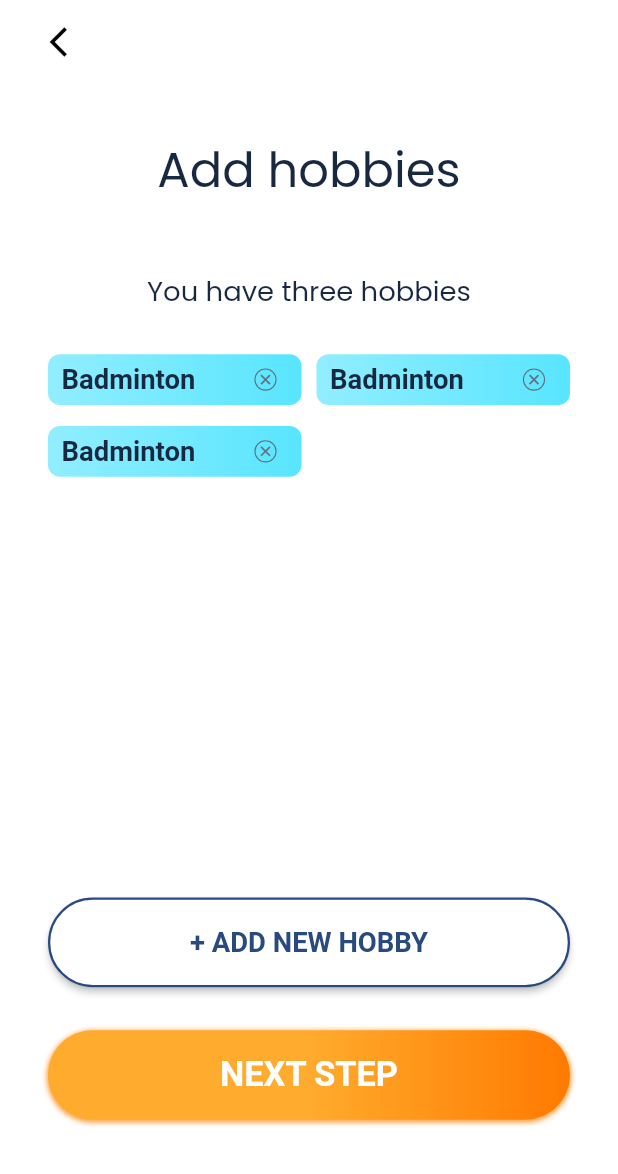
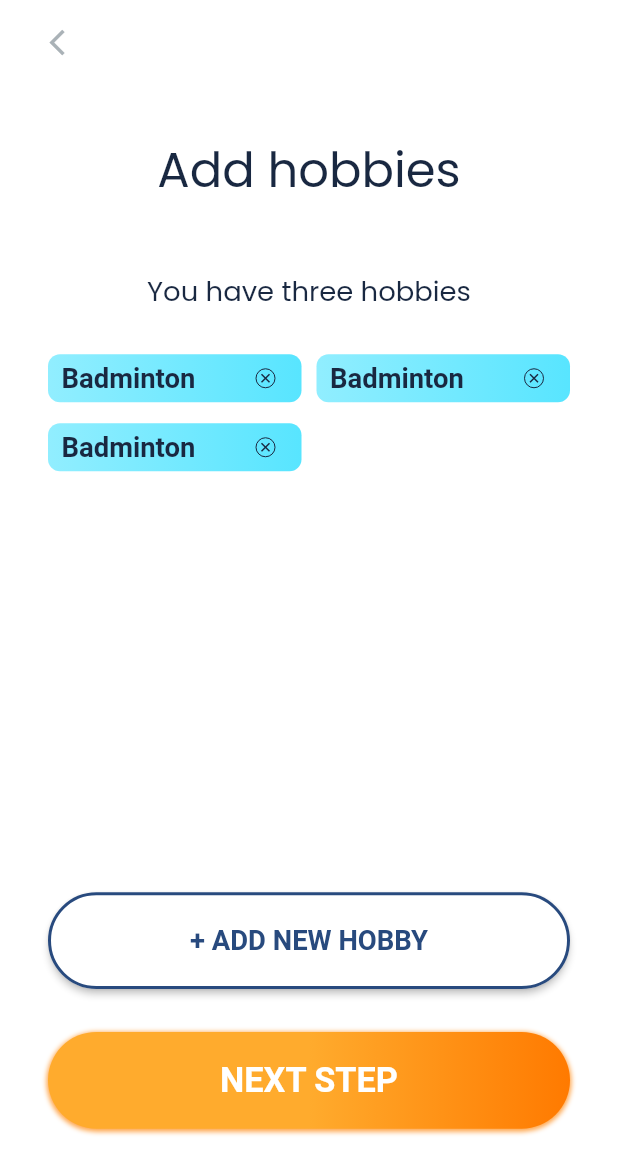
Before and after one commit to RitutoshAeologic/buddee_ui, a Flutter app: the AddedHobbies screen opened directly, on a phone screen of 412 x 824 dp. Shown: the top 1174 px of the screen. Run offline on Flutter 3.47's test engine with Material 2 defaults, Android fonts, the phone set to English and light mode, and no system bars; our stand-ins replace camera, flutter_screenutil, flutter_svg, get, image_picker, toggle_switch; Roboto replaces fonts that are missing (PoppinsR); project files that could hold a hidden picture were left out.

Commit message:
buddee ui

```diff
--- a/lib/core/constants/font_constants.dart
+++ b/lib/core/constants/font_constants.dart
@@ -16,7 +16,7 @@ class AppStrings {
   static const String newpasswordText                     = 'New Password';
   static const String confirmpasswordText              = 'Confirm Password';
   static const String enterPasswordText                = 'Enter your password';
-  static const String forgetPasswordText               = 'Forget your password?';
+  static const String forgetPasswordText               = 'Forgot your password?';
   static const String orWithText                       = '  Or with  ';
   static const String googleSignInText                 = 'Sign in with Google';
   static const String facebookSignInText               = 'Sign in with Facebook';
--- a/lib/core/constants/font_style.dart
+++ b/lib/core/constants/font_style.dart
@@ -69,7 +69,7 @@ class AppTextStyle {
   static TextStyle lightgreytext = TextStyle(
       fontSize: 16.sp,
       fontWeight: FontWeight.w400,
-      fontFamily: 'Poppins',
+      fontFamily: 'PoppinsR',
       color: AppColors.lightgreyTextColor
   );
 
--- a/lib/core/ui/add_hobbies.dart
+++ b/lib/core/ui/add_hobbies.dart
@@ -35,7 +35,7 @@ class _AddHobbiesState extends State<AddHobbies> {
         leading: Padding(
           padding:  EdgeInsets.only(left: 25.06,),
           child: IconButton(
-            onPressed: (){Get.back();},icon:Icon(Icons.arrow_back_ios,color: AppColors.black,) ,
+            onPressed: (){Get.back();},icon:Icon(Icons.arrow_back_ios,color: AppColors.backarrow,size: 18.r) ,
           )
         ),
         backgroundColor: AppColors.white,
--- a/lib/core/ui/add_new_hobby.dart
+++ b/lib/core/ui/add_new_hobby.dart
@@ -31,7 +31,7 @@ class _AddNewHobbieState extends State<AddNewHobbie> {
         leading: Padding(
           padding:  EdgeInsets.only(left: 25.06,),
           child: IconButton(
-            onPressed: (){Get.back();},icon:Icon(Icons.arrow_back_ios,color: AppColors.black,) ,
+            onPressed: (){Get.back();},icon:Icon(Icons.arrow_back_ios,color: AppColors.backarrow,size: 18.r) ,
           )
         ),
         backgroundColor: AppColors.white,
@@ -120,7 +120,7 @@ class _AddNewHobbieState extends State<AddNewHobbie> {
               Padding(
                 padding: const EdgeInsets.only(left:16.0,right: 14),
                 child: MaterialButtonBox(title: AppStrings.nextstepText, onTap: (){
-                  Get.to(AddedHobbies());
+                  Get.to(()=>AddedHobbies());
                 }),
               )
 
--- a/lib/core/ui/add_photo.dart
+++ b/lib/core/ui/add_photo.dart
@@ -65,7 +65,7 @@ class _AddPhotoState extends State<AddPhoto> {
         leading: Padding(
           padding:  EdgeInsets.only(left: 25.06,),
           child: IconButton(
-            onPressed: (){Get.back();},icon:Icon(Icons.arrow_back_ios,color: AppColors.black,) ,
+            onPressed: (){Get.back();},icon:Icon(Icons.arrow_back_ios,color: AppColors.backarrow,size: 18.r) ,
           )
         ),
         backgroundColor: AppColors.white,
--- a/lib/core/ui/added_hobby_list.dart
+++ b/lib/core/ui/added_hobby_list.dart
@@ -32,13 +32,14 @@ class _AddedHobbiesState extends State<AddedHobbies> {
         leading: Padding(
           padding:  EdgeInsets.only(left: 25.06,),
           child: IconButton(
-            onPressed: (){Get.back();},icon:Icon(Icons.arrow_back_ios,color: AppColors.black,) ,
+            onPressed: (){Get.back();},icon:Icon(Icons.arrow_back_ios,color: AppColors.backarrow,size: 18.r) ,
           )
         ),
         backgroundColor: AppColors.white,
       ),
       body:
-      Padding(
+      SingleChildScrollView(
+        child: Padding(
           padding: EdgeInsets.symmetric(horizontal: 32.0,
           ),
           child: Column(
@@ -58,13 +59,14 @@ class _AddedHobbiesState extends State<AddedHobbies> {
                      crossAxisCount: 2,
                      childAspectRatio: 10 / 2,
                      crossAxisSpacing: 10.0,
-                   mainAxisSpacing: 14.0
+                     mainAxisSpacing: 14.0,
+                   mainAxisExtent: 32,
                  ),
                  itemBuilder: (BuildContext context, int index){
                return
                  Container(
-               height: ScreenUtil().setHeight(32),
-               width: ScreenUtil().setWidth(152),
+                // height: ScreenUtil().setHeight(32),
+                // width: ScreenUtil().setWidth(152),
                  decoration: BoxDecoration(
                    gradient: LinearGradient(
                      colors: [
@@ -86,7 +88,10 @@ class _AddedHobbiesState extends State<AddedHobbies> {
                      ),
                      IconButton(onPressed: (){
                        temp.removeAt(index);
-                   }, icon: SvgPicture.asset(AppIcons.delete)),
+                     }, icon: SvgPicture.asset(AppIcons.delete,
+                     height: ScreenUtil().setHeight(20),
+                     width: ScreenUtil().setWidth(20),color: AppColors.textblueColor,),
+                     ),
                    ],
                  ),
                );
@@ -128,6 +133,7 @@ class _AddedHobbiesState extends State<AddedHobbies> {
             ],
           ),
         ),
+      ),
       backgroundColor: AppColors.white,
     );
   }
--- a/lib/core/ui/check_email.dart
+++ b/lib/core/ui/check_email.dart
@@ -33,7 +33,8 @@ class _CheckEmailState extends State<CheckEmail> {
         leading: Padding(
             padding:  EdgeInsets.only(left: 32,),
             child: IconButton(
-              onPressed: (){Get.back();},icon:Icon(Icons.arrow_back_ios,color: AppColors.black,) ,
+              onPressed: (){Get.back();},icon:Icon(Icons.arrow_back_ios,color: AppColors.textblueColor,
+            size: 18.r,) ,
             )
         ),
         backgroundColor: AppColors.white,
--- a/lib/core/ui/edit_add_photo.dart
+++ b/lib/core/ui/edit_add_photo.dart
@@ -31,7 +31,7 @@ class _EditAddPhotoState extends State<EditAddPhoto> {
         leading: Padding(
           padding:  EdgeInsets.only(left: 25.06,),
           child: IconButton(
-            onPressed: (){Get.back();},icon:Icon(Icons.arrow_back_ios,color: AppColors.backarrow,) ,
+            onPressed: (){Get.back();},icon:Icon(Icons.arrow_back_ios,color: AppColors.backarrow,size: 18.r) ,
           )
         ),
         backgroundColor: AppColors.white,
--- a/lib/core/ui/forgot_password.dart
+++ b/lib/core/ui/forgot_password.dart
@@ -35,7 +35,9 @@ class _ForgetPasswordState extends State<ForgetPassword> {
         leading: Padding(
             padding:  EdgeInsets.only(left: 32,),
             child: IconButton(
-              onPressed: (){Get.back();},icon:Icon(Icons.arrow_back_ios,color: AppColors.black,) ,
+              onPressed: (){Get.back();},icon:Icon(Icons.arrow_back_ios,
+              color: AppColors.textblueColor,
+                size: 18.r) ,
             )
         ),
         backgroundColor: AppColors.white,
--- a/lib/core/ui/save_hobbie.dart
+++ b/lib/core/ui/save_hobbie.dart
@@ -27,7 +27,7 @@ class _SaveHobbieState extends State<SaveHobbie> {
         elevation: 0,
         leading: Padding(
           padding:  EdgeInsets.only(left: 25.06,),
-          child: Icon(Icons.arrow_back_ios,color: AppColors.black,),
+          child: Icon(Icons.arrow_back_ios,color: AppColors.backarrow,size: 18.r),
         ),
         backgroundColor: AppColors.white,
       ),
--- a/lib/core/ui/sign_in_screen.dart
+++ b/lib/core/ui/sign_in_screen.dart
@@ -35,7 +35,8 @@ class _SignInScreenState extends State<SignInScreen> {
         leading: Padding(
           padding:  EdgeInsets.only(left: 32,),
           child: IconButton(
-            onPressed: (){Get.back();},icon:Icon(Icons.arrow_back_ios,color: AppColors.textblueColor,) ,
+            onPressed: (){Get.back();},icon:Icon(Icons.arrow_back_ios,color: AppColors.textblueColor,
+              size: 18.r) ,
           )
         ),
         backgroundColor: AppColors.white,
--- a/lib/core/ui/sign_up_about.dart
+++ b/lib/core/ui/sign_up_about.dart
@@ -47,7 +47,8 @@ class _SignUpAboutState extends State<SignUpAbout> {
           leading: Padding(
             padding:  EdgeInsets.only(left: 25.06,),
             child: IconButton(
-              onPressed: (){Get.back();},icon:Icon(Icons.arrow_back_ios,color: AppColors.backarrow,) ,
+              onPressed: (){Get.back();},icon:Icon(Icons.arrow_back_ios,color: AppColors.backarrow,
+                size: 18.r) ,
             )
           ),
           backgroundColor: AppColors.white,
--- a/lib/core/ui/sign_up_screen.dart
+++ b/lib/core/ui/sign_up_screen.dart
@@ -35,7 +35,7 @@ class _SignUpState extends State<SignUp> {
           padding:  EdgeInsets.only(left: 25.06,),
           child:
           IconButton(
-            onPressed: (){Get.back();},icon:Icon(Icons.arrow_back_ios,color: AppColors.backarrow,) ,
+            onPressed: (){Get.back();},icon:Icon(Icons.arrow_back_ios,color: AppColors.backarrow,size: 18.r) ,
           )
         ),
         backgroundColor: AppColors.white,
--- a/lib/core/widget/material_button.dart
+++ b/lib/core/widget/material_button.dart
@@ -18,7 +18,7 @@ class MaterialButtonBox extends StatelessWidget {
   Widget build(BuildContext context) {
     return
       Container(
-        height: ScreenUtil().setHeight(50),
+        height: ScreenUtil().setHeight(54),
         decoration: BoxDecoration(
           gradient: LinearGradient(
             colors: [
--- a/lib/core/widget/plain_material_button.dart
+++ b/lib/core/widget/plain_material_button.dart
@@ -20,11 +20,11 @@ class PlainMaterialButtonBox extends StatelessWidget {
       MaterialButton(
            color: AppColors.white,
             onPressed: onTap,
-            height: ScreenUtil().setHeight(50),
+            height: ScreenUtil().setHeight(54),
             minWidth: MediaQuery.of(context).size.width,
             shape: RoundedRectangleBorder(
                 borderRadius: BorderRadius.circular(40),
-            side: BorderSide(color: AppColors.signInColor,width: 1.5)
+            side: BorderSide(color: AppColors.signInColor,width: 2)
             ),
             child:
             Text(title,
```
Also changed, not shown: lib/core/ui/reset_password.dart (+5 -4 lines). Lines whose indentation alone changed are shown as unchanged.
